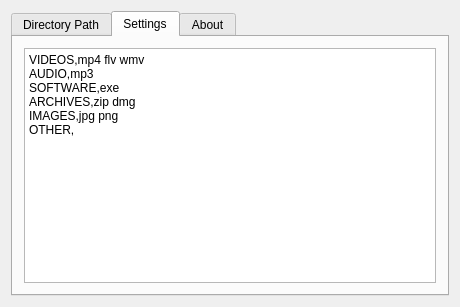
The window that widget.ui (doctarhyf/filz) describes before a commit, drawn with Qt 5.
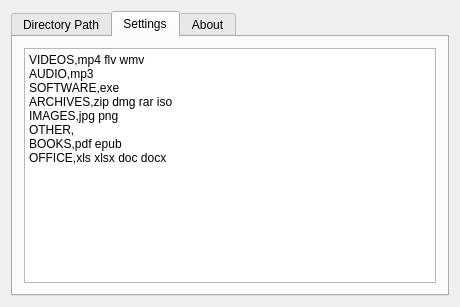
The same window after the commit. The open tabs and pages were chosen to show the change. Icons and pictures are not drawn.

Commit message: updated loading dialog

```diff
--- a/widget.ui
+++ b/widget.ui
@@ -79,10 +79,11 @@
           <string>VIDEOS,mp4 flv wmv
 AUDIO,mp3
 SOFTWARE,exe
-ARCHIVES,zip dmg
+ARCHIVES,zip dmg rar iso
 IMAGES,jpg png
 OTHER, 
-</string>
+BOOKS,pdf epub
+OFFICE,xls xlsx doc docx</string>
          </property>
         </widget>
        </item>
```
Left out of the diff: 2 changed lines with no effect on the pictures. The commit also changes 7 other files.
